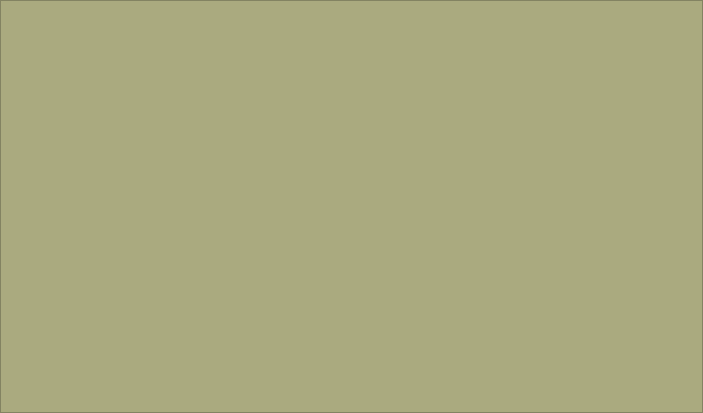
Old version of the form phCut/phview.ui in the repository isliulin/QT43.
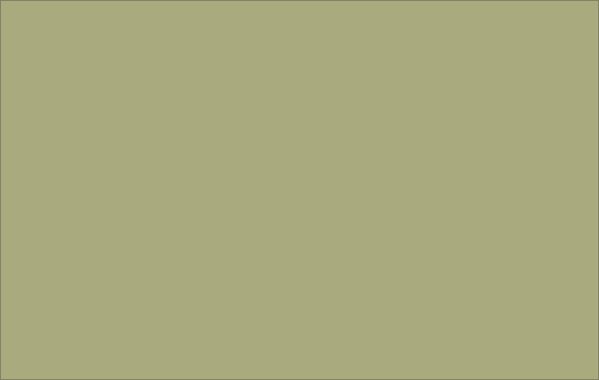
New version of the form. Custom widgets are drawn as their Qt base class.

```diff
--- a/phCut/phview.ui
+++ b/phCut/phview.ui
@@ -6,8 +6,8 @@
    <rect>
     <x>0</x>
     <y>0</y>
-    <width>703</width>
-    <height>413</height>
+    <width>599</width>
+    <height>380</height>
    </rect>
   </property>
   <property name="windowTitle">
@@ -28,10 +28,10 @@
   <widget class="OEScreen" name="cutRect" native="true">
    <property name="geometry">
     <rect>
-     <x>280</x>
-     <y>10</y>
+     <x>170</x>
+     <y>20</y>
      <width>251</width>
-     <height>351</height>
+     <height>309</height>
     </rect>
    </property>
   </widget>
```
